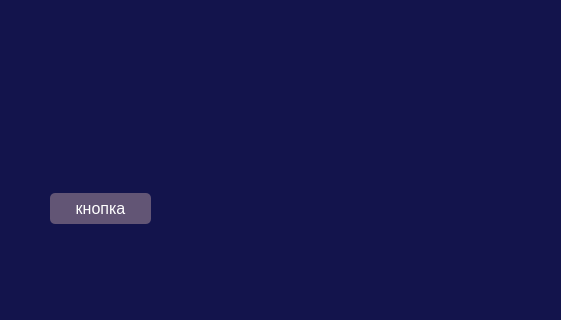
Qt form mainwindow.ui (rikandart/qt-try) before a commit; both pictures show x 0 to 561 and y 287 to 607 of the 800 by 607 pixel window.
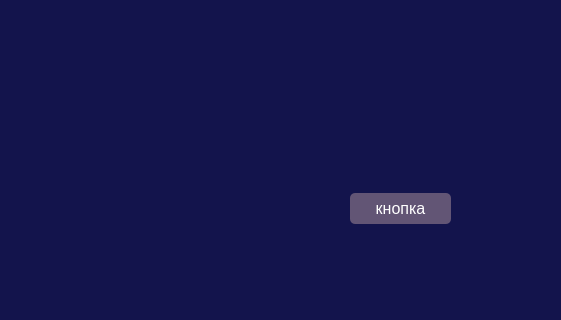
The same form after that commit.

```diff
--- a/mainwindow.ui
+++ b/mainwindow.ui
@@ -45,7 +45,7 @@
    <widget class="QPushButton" name="pushButton">
     <property name="geometry">
      <rect>
-      <x>50</x>
+      <x>350</x>
       <y>480</y>
       <width>101</width>
       <height>31</height>
```
Left out of the diff: 2 changed lines with no effect on the pictures.
